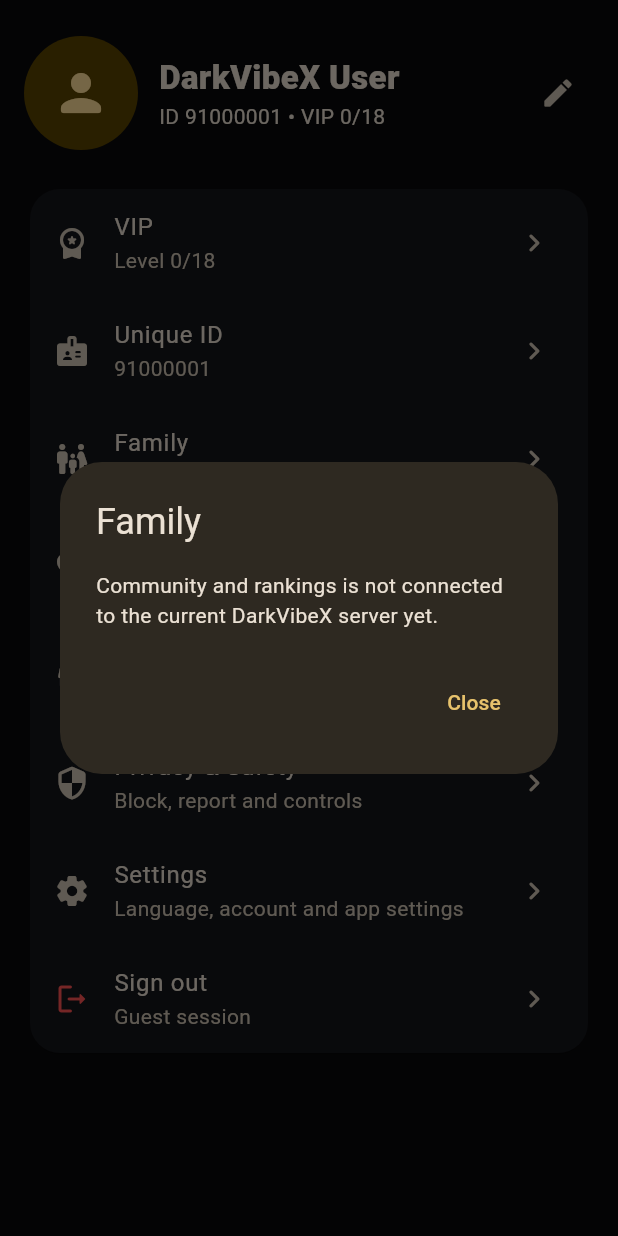
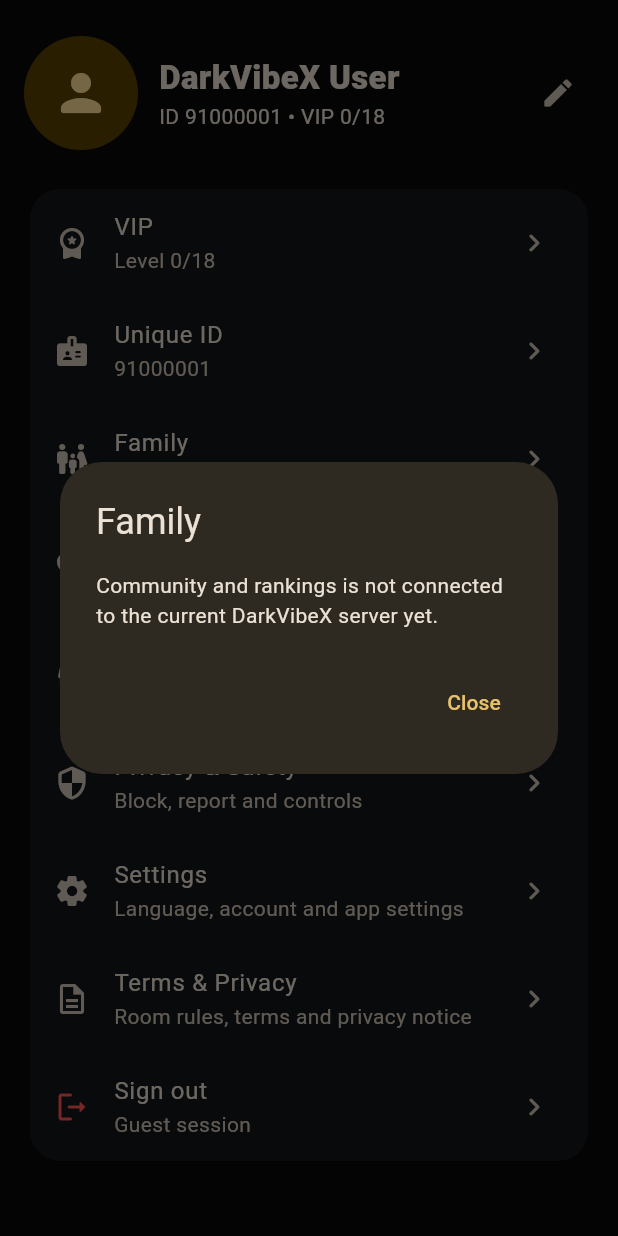
Before and after one commit to vinay1997mishra/darkvibex, a Flutter app: the ProfileScreen widget shown alone on an empty page, opened directly with empty values, after a tap on "Family", on a phone screen of 412 x 824 dp. Run offline on Flutter 3.47's test engine with Material 3 defaults, Android fonts, the light colour scheme and no system bars; our stand-ins replace google_sign_in, image_picker; missing offline and left inert: livekit_client; network calls fail.

Commit message:
Connect Mine settings and policy screens

```diff
--- a/apps/mobile/lib/screens/profile_screen.dart
+++ b/apps/mobile/lib/screens/profile_screen.dart
@@ -4,6 +4,8 @@
 
 import '../app/app_state.dart';
 import 'vip_screen.dart';
+import 'legal_policy_screen.dart';
+import 'app_settings_screen.dart';
 
 class ProfileScreen extends StatelessWidget {
   const ProfileScreen({super.key, required this.state});
@@ -141,6 +143,7 @@
                 _item(context, state, Icons.store_rounded, 'Store', 'Frames, effects and themes'),
                 _item(context, state, Icons.security_rounded, 'Privacy & Safety', 'Block, report and controls'),
                 _item(context, state, Icons.settings_rounded, 'Settings', 'Language, account and app settings'),
+                _item(context, state, Icons.description_outlined, 'Terms & Privacy', 'Room rules, terms and privacy notice'),
                 ListTile(
                   leading: const Icon(Icons.logout_rounded, color: Colors.redAccent),
                   title: const Text('Sign out'),
@@ -163,6 +166,18 @@
       subtitle: Text(subtitle),
       trailing: const Icon(Icons.chevron_right_rounded),
       onTap: () async {
+        if (title == 'Settings') {
+          await Navigator.of(context).push(MaterialPageRoute<void>(
+            builder: (_) => const AppSettingsScreen(),
+          ));
+          return;
+        }
+        if (title == 'Terms & Privacy' || title == 'Privacy & Safety') {
+          await Navigator.of(context).push(MaterialPageRoute<void>(
+            builder: (_) => const LegalPolicyScreen(),
+          ));
+          return;
+        }
         if (title == 'Unique ID') {
           final currentId = state.customVipId?.isNotEmpty == true
               ? state.customVipId!
```
